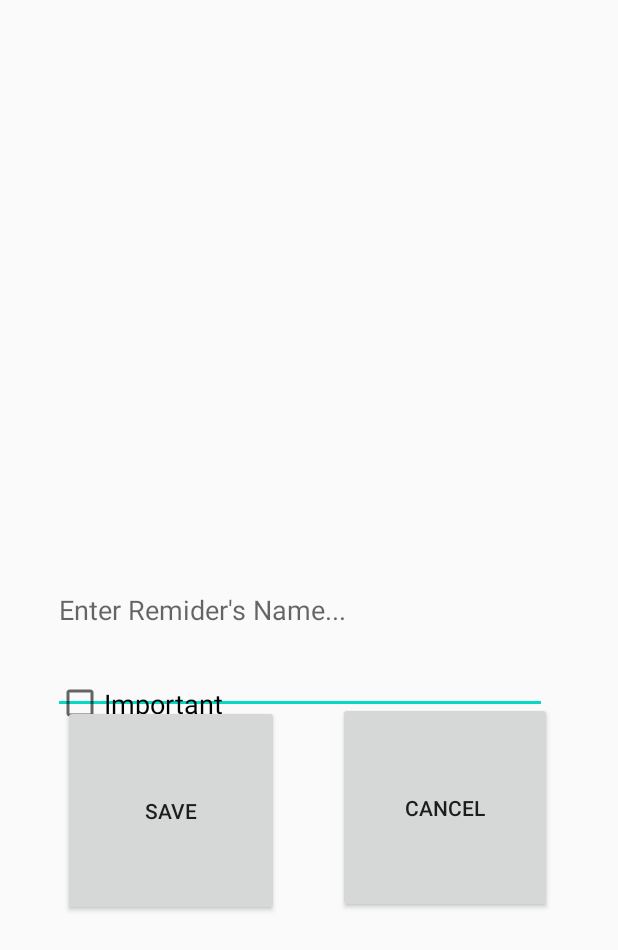
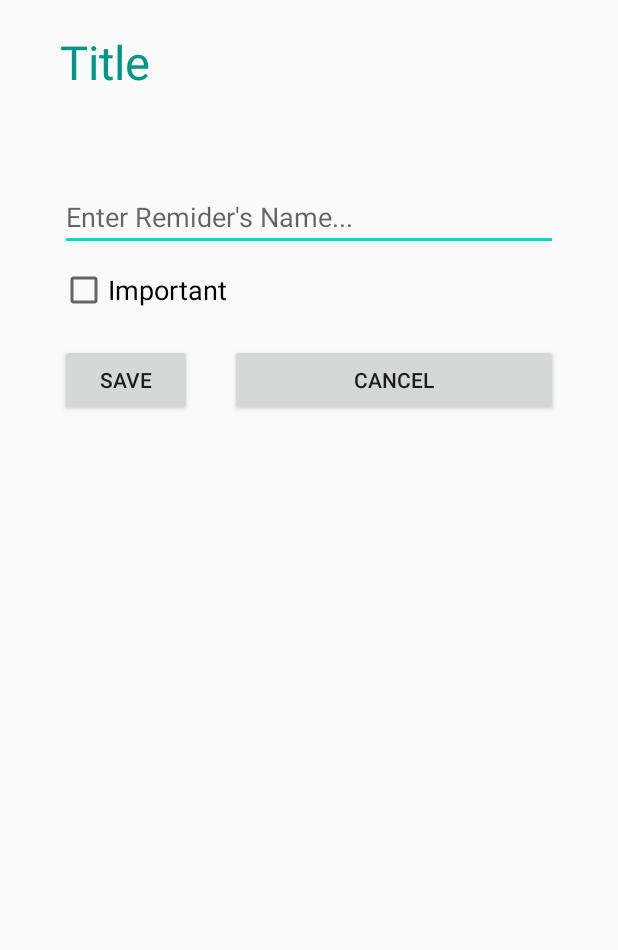
Before and after one commit to Amr-Aboshama/ToDo-Android-Application, an Android app: the layout dialog_custom.xml on its own in the app's theme, with its tools: preview values and no code run, on a phone screen of 412 x 824 dp. Shown: the top 950 px of the screen. Run offline under Robolectric (Android 15) with nearby library versions, the phone set to English and light mode, and no system bars.

Commit message:
final
-show custom dialog for edit todo
-show custom dialog for new todo
-new todo
-show options for selected todo
-delete todo
-edit todo

```diff
--- a/ToDo/app/src/main/java/com/example/todo/ToDo.java
+++ b/ToDo/app/src/main/java/com/example/todo/ToDo.java
@@ -15,6 +15,7 @@ public class ToDo {
         mImportant = important;
         mContent = content;
     }
+    public ToDo(){}
     public int getId() {
         return mId;
     }
@@ -33,5 +34,6 @@ public class ToDo {
     public void setContent(String content) {
         mContent = content;
     }
+    public boolean isImportant(){return mImportant==1;}
 
 }
--- a/ToDo/app/src/main/res/layout/dialog_custom.xml
+++ b/ToDo/app/src/main/res/layout/dialog_custom.xml
@@ -1,79 +1,83 @@
 <?xml version="1.0" encoding="utf-8"?>
 <RelativeLayout xmlns:android="http://schemas.android.com/apk/res/android"
+    xmlns:tools="http://schemas.android.com/tools"
+    android:id="@+id/dialog_custom"
     android:layout_width="fill_parent"
     android:layout_height="fill_parent">
 
     <Button
-        android:id="@+id/savebutton"
+        android:id="@+id/DsaveButton"
         android:layout_width="wrap_content"
+        android:layout_height="wrap_content"
+        android:layout_below="@+id/DcheckBox"
+        android:layout_alignParentStart="true"
+        android:layout_alignParentLeft="true"
+        android:layout_marginTop="20dp"
+        android:layout_marginStart="40dp"
+        android:text="Save"
+        android:layout_marginLeft="40dp"
+        android:layout_marginBottom="20dp"/>
+
+    <Button
+        android:id="@+id/DcancelButton"
+        android:layout_width="wrap_content"
+        android:layout_height="wrap_content"
+        android:layout_below="@+id/DcheckBox"
+        android:layout_alignParentEnd="true"
+        android:layout_alignParentRight="true"
+        android:layout_marginStart="25dp"
+        android:layout_marginTop="20dp"
+        android:layout_marginEnd="40dp"
+        android:layout_toEndOf="@+id/DsaveButton"
+        android:layout_toRightOf="@+id/DsaveButton"
+        android:text="Cancel"
+        android:layout_marginLeft="25dp"
+        android:layout_marginRight="40dp"
+        android:layout_marginBottom="20dp"/>
+
+    <com.google.android.material.textfield.TextInputEditText
+        android:id="@+id/DeditText"
+        android:layout_width="fill_parent"
+        android:layout_height="wrap_content"
+        android:layout_below="@+id/Dtitle"
+        android:layout_alignParentStart="true"
+        android:layout_alignParentLeft="true"
+        android:layout_alignParentEnd="true"
+        android:layout_alignParentRight="true"
+        android:layout_marginStart="40dp"
+        android:layout_marginTop="60dp"
+        android:layout_marginEnd="40dp"
+        android:hint="Enter Remider's Name..." />
+
+    <CheckBox
+        android:id="@+id/DcheckBox"
+        android:layout_width="fill_parent"
+        android:layout_height="wrap_content"
+        android:layout_below="@id/DeditText"
+        android:layout_alignParentStart="true"
+        android:layout_alignParentLeft="true"
+        android:layout_alignParentEnd="true"
+        android:layout_alignParentRight="true"
+        android:layout_marginStart="40dp"
+        android:layout_marginTop="10dp"
+        android:layout_marginEnd="40dp"
+        android:checked="false"
+        android:text="Important"
+        android:textSize="8pt" />
+
+    <TextView
+        android:id="@+id/Dtitle"
+        android:layout_width="fill_parent"
         android:layout_height="wrap_content"
         android:layout_alignParentStart="true"
         android:layout_alignParentLeft="true"
         android:layout_alignParentTop="true"
         android:layout_alignParentEnd="true"
         android:layout_alignParentRight="true"
-        android:layout_alignParentBottom="true"
-        android:layout_marginStart="42dp"
-        android:layout_marginLeft="42dp"
-        android:layout_marginTop="470dp"
-        android:layout_marginEnd="226dp"
-        android:layout_marginRight="226dp"
-        android:layout_marginBottom="213dp"
-        android:text="Save" />
-
-    <Button
-        android:id="@+id/cancelbutton"
-        android:layout_width="142dp"
-        android:layout_height="wrap_content"
-        android:layout_alignParentStart="true"
-        android:layout_alignParentLeft="true"
-        android:layout_alignParentTop="true"
-        android:layout_alignParentEnd="true"
-        android:layout_alignParentRight="true"
-        android:layout_alignParentBottom="true"
-        android:layout_marginStart="225dp"
-        android:layout_marginLeft="225dp"
-        android:layout_marginTop="468dp"
-        android:layout_marginEnd="44dp"
-        android:layout_marginRight="44dp"
-        android:layout_marginBottom="215dp"
-        android:text="Cancel" />
-
-    <com.google.android.material.textfield.TextInputEditText
-        android:id="@+id/inputtxt"
-        android:layout_width="329dp"
-        android:layout_height="wrap_content"
-        android:layout_alignParentStart="true"
-        android:layout_alignParentLeft="true"
-        android:layout_alignParentTop="true"
-        android:layout_alignParentEnd="true"
-        android:layout_alignParentRight="true"
-        android:layout_alignParentBottom="true"
-        android:layout_marginStart="35dp"
-        android:layout_marginLeft="35dp"
-        android:layout_marginTop="338dp"
-        android:layout_marginEnd="47dp"
-        android:layout_marginRight="47dp"
-        android:layout_marginBottom="348dp"
-        android:hint="Enter Remider's Name..." />
-
-    <CheckBox
-        android:id="@+id/checkBox"
-        android:layout_width="wrap_content"
-        android:layout_height="wrap_content"
-        android:layout_alignParentStart="true"
-        android:layout_alignParentLeft="true"
-        android:layout_alignParentTop="true"
-        android:layout_alignParentEnd="true"
-        android:layout_alignParentRight="true"
-        android:layout_alignParentBottom="true"
-        android:layout_marginStart="37dp"
-        android:layout_marginLeft="37dp"
-        android:layout_marginTop="396dp"
-        android:layout_marginEnd="43dp"
-        android:layout_marginRight="43dp"
-        android:layout_marginBottom="282dp"
-        android:checked="false"
-        android:text="Important"
-        android:textSize="8pt" />
+        android:layout_marginStart="40dp"
+        android:layout_marginTop="20dp"
+        android:layout_marginEnd="40dp"
+        android:text="Title"
+        android:textColor="#009688"
+        android:textSize="14pt" />
 </RelativeLayout>
```
Also changed, not shown: ToDo/app/src/main/java/com/example/todo/ToDoActivity.java (+85 -1 lines), ToDo/app/src/main/java/com/example/todo/ToDoDbAdapter.java (+17 -6 lines).
